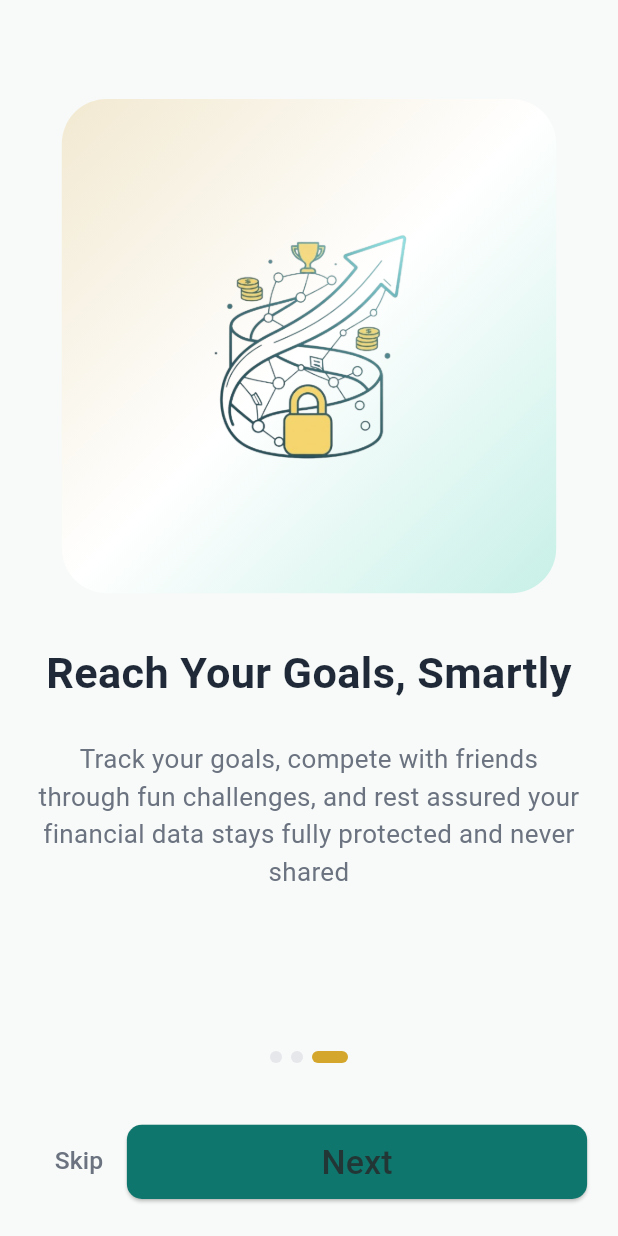
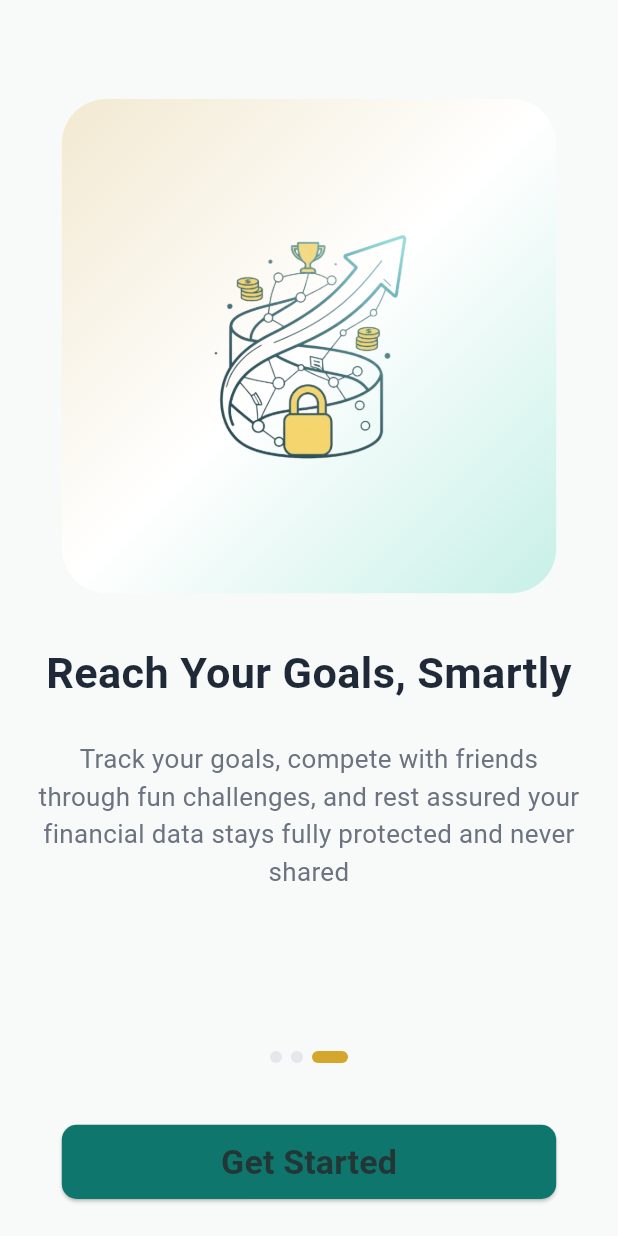
Before and after one commit to Ramaalodat/alpha, a Flutter app: the screen it shows after launch, swiped to page 3, on a phone screen of 412 x 824 dp. Run offline on Flutter 3.47's test engine with Material 3 defaults, Android fonts, the light colour scheme and no system bars; drawn by our look-alikes of smooth_page_indicator; our stand-ins replace easy_localization, google_fonts, shared_preferences.

Commit message:
update onboarding screen

```diff
--- a/lib/screens/onboarding/onboarding_screen.dart
+++ b/lib/screens/onboarding/onboarding_screen.dart
@@ -67,44 +67,73 @@ class _OnboardingScreenState extends State<OnboardingScreen> {
           ),
                 SizedBox(height: screenH*0.05,),
 
-              Row( crossAxisAlignment: CrossAxisAlignment.center,
-              mainAxisAlignment: MainAxisAlignment.center,
-                 children: [
-                  TextButton(onPressed: () {
+            currentPage == 2
+    ? ElevatedButton(
+        onPressed: () {
 
-                  }, child: Text("Skip" , style: TextStyle( fontSize: screenW*0.04,
-                    color: themeprovider.isDark
-                      ? AppColors.darkSubText
-                      : AppColors.lightSubText,
-                      fontWeight: FontWeight.w500),
-                      )),
-             Expanded(
-               child: ElevatedButton(
-                            onPressed: (){
-              _controller.nextPage(
-                duration: Duration(milliseconds: 300),
-                curve: Curves.ease,
-              );
         },
-                          style:  ButtonStyle(
-                            backgroundColor: themeprovider.isDark ? WidgetStatePropertyAll(
-                             AppColors.darkSecondary
-                            ) :
-                            WidgetStatePropertyAll(AppColors.lightSecondary) ,
-
+        style: ButtonStyle(
+          backgroundColor: WidgetStatePropertyAll(
+            themeprovider.isDark
+                ? AppColors.darkSecondary
+                : AppColors.lightSecondary,
+          ),
           fixedSize: WidgetStatePropertyAll(
             Size(screenW * 0.8, screenH * 0.06),
           ),
+          shape: WidgetStatePropertyAll(
+            RoundedRectangleBorder(
+              borderRadius: BorderRadius.circular(10),
+            ),
+          ),
+        ),
+        child: Text(
+          "Get Started",
+          style: TextStyle(
+            fontSize: screenW * 0.055,
+            color: AppColors.darkBorder,
+            fontWeight: FontWeight.w600,
+          ),
+        ),
+      )
+    : Row(
+        children: [
+          TextButton(
+            onPressed: () {
+              // Skip
+            },
+            child: Text("Skip"),
+          ),
 
-                            shape: WidgetStatePropertyAll( RoundedRectangleBorder(borderRadius: BorderRadiusGeometry.circular(10)))
-
+          Expanded(
+            child:ElevatedButton(
+        onPressed: () {
+        _controller.nextPage( duration: Duration(milliseconds: 300), curve: Curves.ease, );
+        },
+        style: ButtonStyle(
+          backgroundColor: WidgetStatePropertyAll(
+            themeprovider.isDark
+                ? AppColors.darkSecondary
+                : AppColors.lightSecondary,
+          ),
+          fixedSize: WidgetStatePropertyAll(
+            Size(screenW * 0.8, screenH * 0.06),
+          ),
+          shape: WidgetStatePropertyAll(
+            RoundedRectangleBorder(
+              borderRadius: BorderRadius.circular(10),
+            ),
+          ),
         ),
         child: Text(
           "Next",
-                            style: TextStyle(fontSize: screenW * 0.055, color: AppColors.darkBorder ,fontWeight: FontWeight.w500),
+          style: TextStyle(
+            fontSize: screenW * 0.055,
+            color: AppColors.darkBorder,
+            fontWeight: FontWeight.w600,
           ),
-
         ),
+      )
           ),
         ],
       ),
```
Lines whose indentation alone changed are shown as unchanged.
